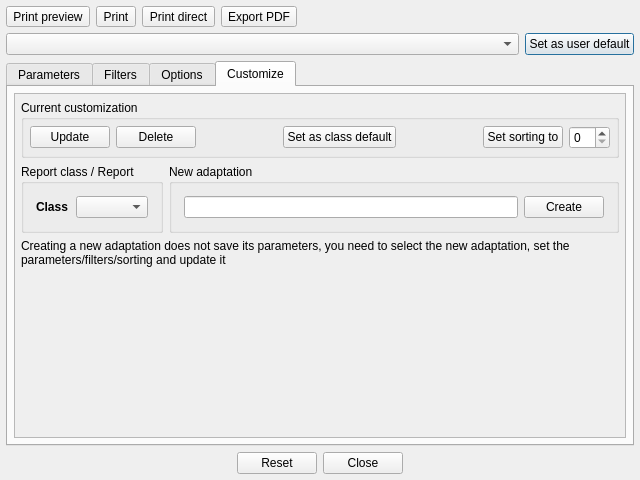
First picture: the form in App/Ui/PrintDialog.ui, repository paolodestefani/pySagra, before the edit.
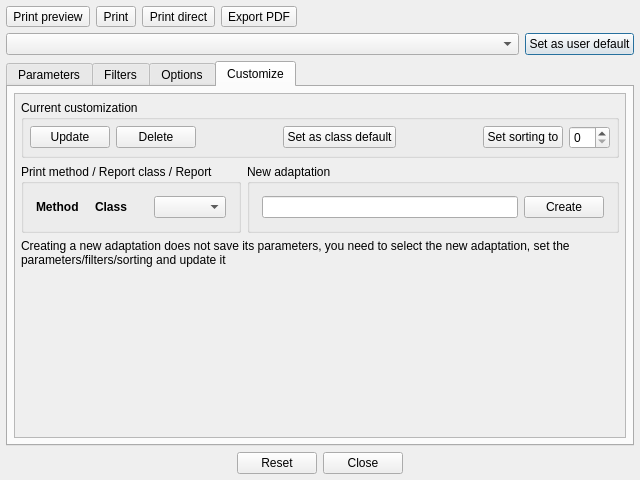
Second picture: the form after the edit. The open tabs and pages were chosen to show the change. Custom widgets are drawn as their Qt base class.

Commit message: New report escpos/driver management update

What changed in the file:
```diff
--- a/App/Ui/PrintDialog.ui
+++ b/App/Ui/PrintDialog.ui
@@ -684,7 +684,7 @@
              <item>
               <widget class="QGroupBox" name="groupBox">
                <property name="title">
-                <string>Report class / Report</string>
+                <string>Print method / Report class / Report</string>
                </property>
                <layout class="QVBoxLayout" name="verticalLayout">
                 <property name="leftMargin">
@@ -713,6 +713,18 @@
                   <property name="bottomMargin">
                    <number>6</number>
                   </property>
+                  <item>
+                   <widget class="QLabel" name="labelPrintMethod">
+                    <property name="font">
+                     <font>
+                      <bold>true</bold>
+                     </font>
+                    </property>
+                    <property name="text">
+                     <string>Method</string>
+                    </property>
+                   </widget>
+                  </item>
                   <item>
                    <widget class="QLabel" name="labelReportClass">
                     <property name="font">
```
Left out of the diff: 8 changed lines with no effect on the pictures. The commit also changes 155 other files.
